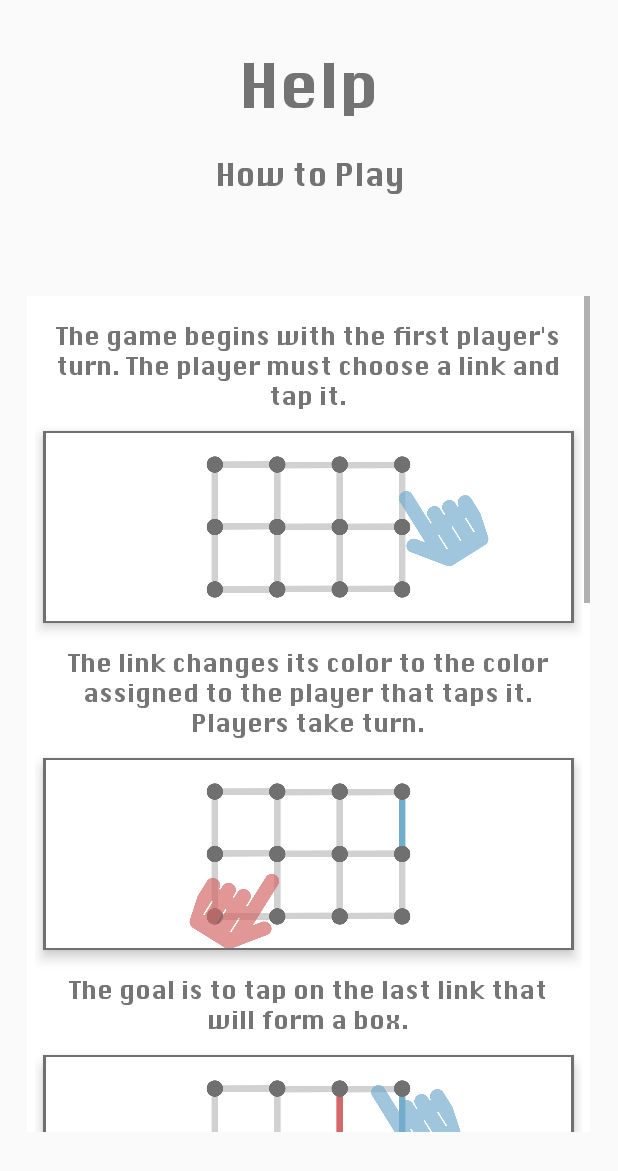
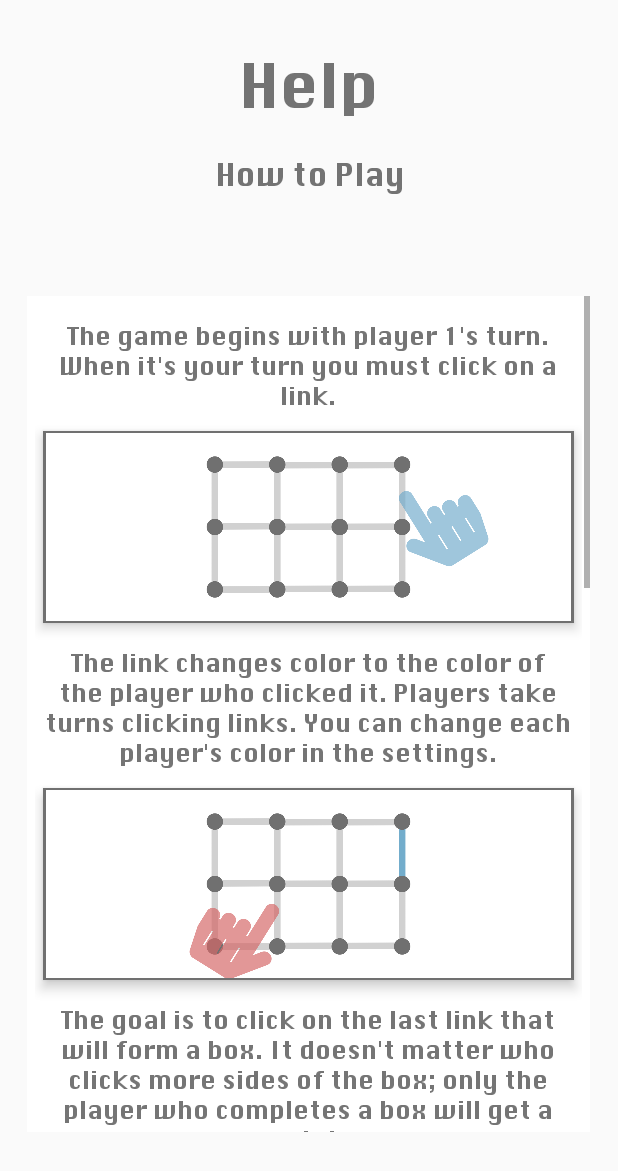
Before and after one commit to adawizi/DotsandBoxes-CMSC475, an Android app: the HelpPage screen opened directly, with no data from a screen before it, on a phone screen of 412 x 824 dp. Shown: the top 1171 px of the screen. Run offline under Robolectric (Android 15) with nearby library versions, the light colour scheme and no system bars.

Commit message:
Changed help page description
Reworded the help page and added more details

```diff
--- a/DotsBoxes/app/src/main/res/values/strings.xml
+++ b/DotsBoxes/app/src/main/res/values/strings.xml
@@ -1,13 +1,13 @@
 <resources>
     <string name="app_name">Dots&amp;Boxes</string>
     <string name="title_activity_help_page1">HelpPage1</string>
-    <string name="htp1">The game begins with the first player\'s turn. The player must choose a link and tap it.</string>
-    <string name="htp2">The link changes its color to the color assigned to the player that taps it. Players take turn.</string>
-    <string name="htp3">The goal is to tap on the last link that will form a box.</string>
-    <string name="htp4">If a player forms a box, the player\'s initials will be put inside the box and they get an extra turn.</string>
-    <string name="htp5">Win by having the most boxes formed at the end of the game.</string>
-    <string name="htp6">Once all links have been tapped and all boxes have been formed, the winner will be announced.</string>
-    <string name="htp7">The top bar shows the player scores and the current turn. It also contains the quit button on the left and the restart button on the right.</string>
+    <string name="htp1">The game begins with player 1\'s turn. When it\'s your turn you must click on a link.</string>
+    <string name="htp2">The link changes color to the color of the player who clicked it. Players take turns clicking links. You can change each player\'s color in the settings.</string>
+    <string name="htp3">The goal is to click on the last link that will form a box. It doesn\'t matter who clicks more sides of the box; only the player who completes a box will get a point.</string>
+    <string name="htp4">If a player forms a box, the player\'s initials will be put inside the box and they will get an extra turn.</string>
+    <string name="htp5">Win by completing more boxes than the other player.</string>
+    <string name="htp6">Once all links have been clicked and all boxes have been formed, the winner will be announced.</string>
+    <string name="htp7">The top bar displays each player\'s score and whose turn it is. There\'s also a quit button on the left and a restart button on the right.</string>
     <string name="large_text">
         "Material is the metaphor.\n\n"
 
```
